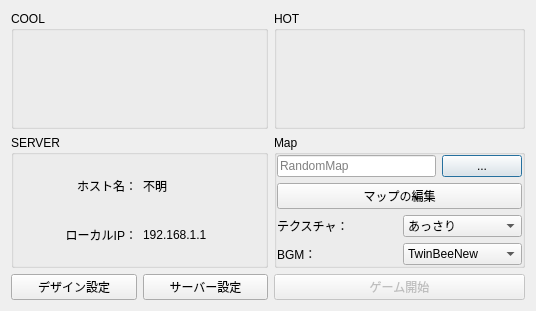
Before: the Qt Designer form startupdialog.ui in hal1437/AsahikawaProcon-Server, drawn with Qt 5.
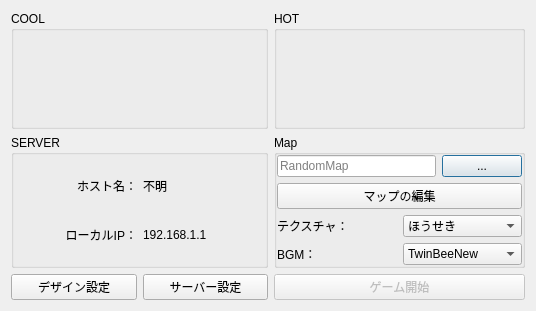
After: the same form once the commit is applied. Custom widgets are drawn as their Qt base class.

Commit message: [変更] ・デフォルトのテクスチャを「あっさり」から「ほうせき」に変更

Patch:
```diff
--- a/startupdialog.ui
+++ b/startupdialog.ui
@@ -84,6 +84,11 @@
             <property name="whatsThis">
              <string>&lt;html&gt;&lt;head/&gt;&lt;body&gt;&lt;p&gt;ゲームのテクスチャを設定します。&lt;/p&gt;&lt;/body&gt;&lt;/html&gt;</string>
             </property>
+            <item>
+             <property name="text">
+              <string>ほうせき</string>
+             </property>
+            </item>
             <item>
              <property name="text">
               <string>あっさり</string>
```
Left out of the diff: 5 changed lines with no effect on the pictures. The commit also changes 1 other file.
